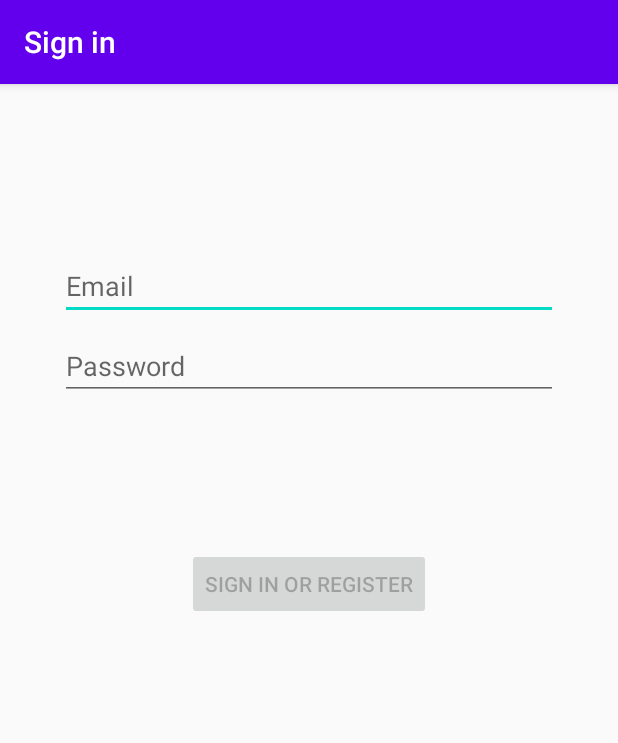
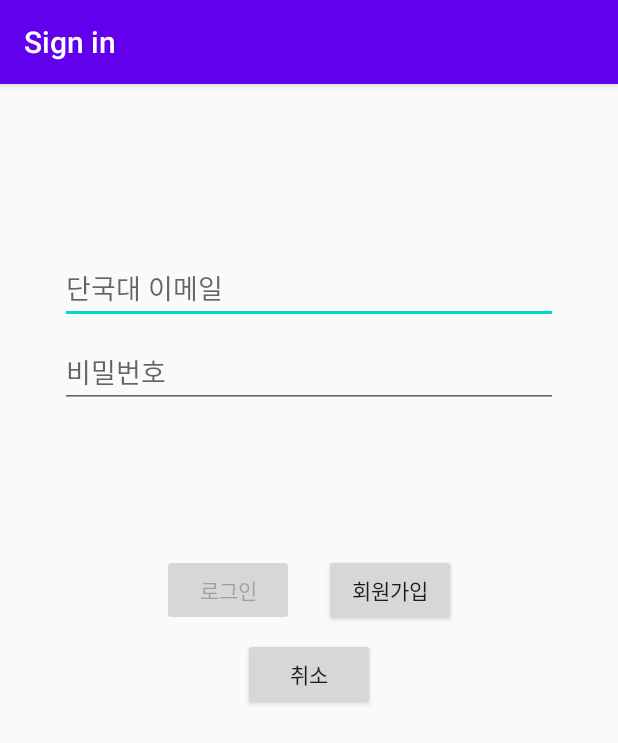
Before and after one commit to jiwon0297/Android, an Android app: the LoginActivity screen opened directly, with no data from a screen before it, on a phone screen of 412 x 824 dp. Shown: the top 743 px of the screen. Run offline under Robolectric (Android 15) with nearby library versions, the light colour scheme and no system bars.

Commit message:
ㅁㄴㅇㄹ
ㅁㄴㅇㄹ

```diff
--- a/app/src/main/java/com/example/myapplication/ui/login/LoginActivity.java
+++ b/app/src/main/java/com/example/myapplication/ui/login/LoginActivity.java
@@ -42,7 +42,7 @@ public class LoginActivity extends AppCompatActivity {
         final EditText passwordEditText = findViewById(R.id.password);
         final Button loginButton = findViewById(R.id.signin);
         final Button registerButton = findViewById(R.id.register);
-        final Button cancleButton = findViewById(R.id.cancle);
+        final Button cancelButton = findViewById(R.id.cancel);
         final ProgressBar loadingProgressBar = findViewById(R.id.loading);
 
         loginViewModel.getLoginFormState().observe(this, new Observer<LoginFormState>() {
@@ -129,7 +129,7 @@ public class LoginActivity extends AppCompatActivity {
             }
         });
 
-        cancleButton.setOnClickListener(new View.OnClickListener() {
+        cancelButton.setOnClickListener(new View.OnClickListener() {
             @Override
             public void onClick(View v){
                 Intent registerIntent = new Intent(LoginActivity.this, MainActivity.class);
--- a/app/src/main/res/layout/activity_login.xml
+++ b/app/src/main/res/layout/activity_login.xml
@@ -19,7 +19,7 @@
         android:layout_marginTop="96dp"
         android:layout_marginEnd="24dp"
 
-        android:hint="@string/prompt_email"
+        android:hint="단국대 이메일"
         android:inputType="textEmailAddress"
         android:selectAllOnFocus="true"
         app:layout_constraintEnd_toEndOf="parent"
@@ -34,7 +34,7 @@
         android:layout_marginTop="8dp"
         android:layout_marginEnd="24dp"
 
-        android:hint="@string/prompt_password"
+        android:hint="비밀번호"
         android:imeActionLabel="@string/action_sign_in_short"
         android:imeOptions="actionDone"
         android:inputType="textPassword"
@@ -44,21 +44,52 @@
         app:layout_constraintTop_toBottomOf="@+id/username" />
 
     <Button
-        android:id="@+id/login"
+        android:id="@+id/signin"
         android:layout_width="wrap_content"
         android:layout_height="wrap_content"
         android:layout_gravity="start"
-        android:layout_marginStart="48dp"
+        android:layout_marginStart="12dp"
         android:layout_marginTop="16dp"
-        android:layout_marginEnd="48dp"
+        android:layout_marginEnd="120dp"
         android:layout_marginBottom="64dp"
         android:enabled="false"
-        android:text="@string/action_sign_in"
+        android:text="로그인"
         app:layout_constraintBottom_toBottomOf="parent"
         app:layout_constraintEnd_toEndOf="parent"
         app:layout_constraintStart_toStartOf="parent"
         app:layout_constraintTop_toBottomOf="@+id/password"
         app:layout_constraintVertical_bias="0.2" />
+
+    <Button
+        android:id="@+id/register"
+        android:layout_width="wrap_content"
+        android:layout_height="wrap_content"
+        android:layout_gravity="start"
+        android:layout_marginStart="120dp"
+        android:layout_marginTop="16dp"
+        android:layout_marginEnd="12dp"
+        android:layout_marginBottom="64dp"
+        android:enabled="true"
+        android:text="회원가입"
+        app:layout_constraintBottom_toBottomOf="parent"
+        app:layout_constraintEnd_toEndOf="parent"
+        app:layout_constraintStart_toStartOf="parent"
+        app:layout_constraintTop_toBottomOf="@+id/password"
+        app:layout_constraintVertical_bias="0.2" />
+
+    <Button
+        android:id="@+id/cancel"
+        android:layout_width="wrap_content"
+        android:layout_height="wrap_content"
+        android:layout_gravity="start"
+        android:layout_marginStart="24dp"
+        android:layout_marginTop="8dp"
+        android:layout_marginEnd="24dp"
+        android:enabled="true"
+        android:text="취소"
+        app:layout_constraintEnd_toEndOf="parent"
+        app:layout_constraintStart_toStartOf="parent"
+        app:layout_constraintTop_toBottomOf="@+id/register" />
 
     <ProgressBar
         android:id="@+id/loading"
```
